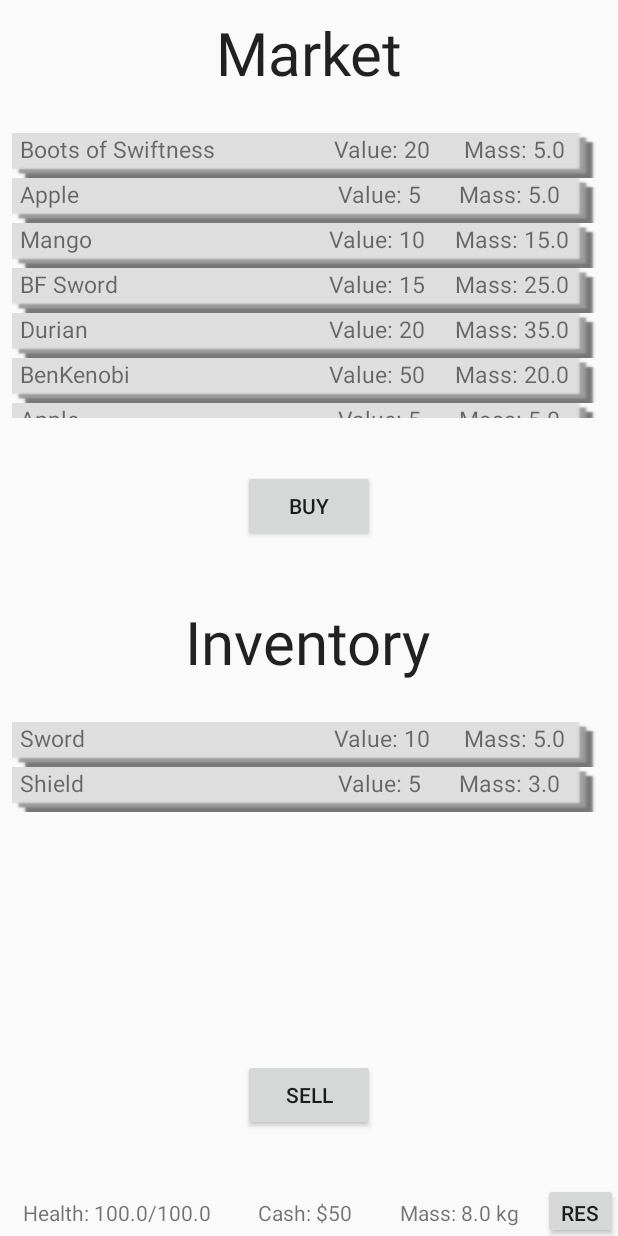
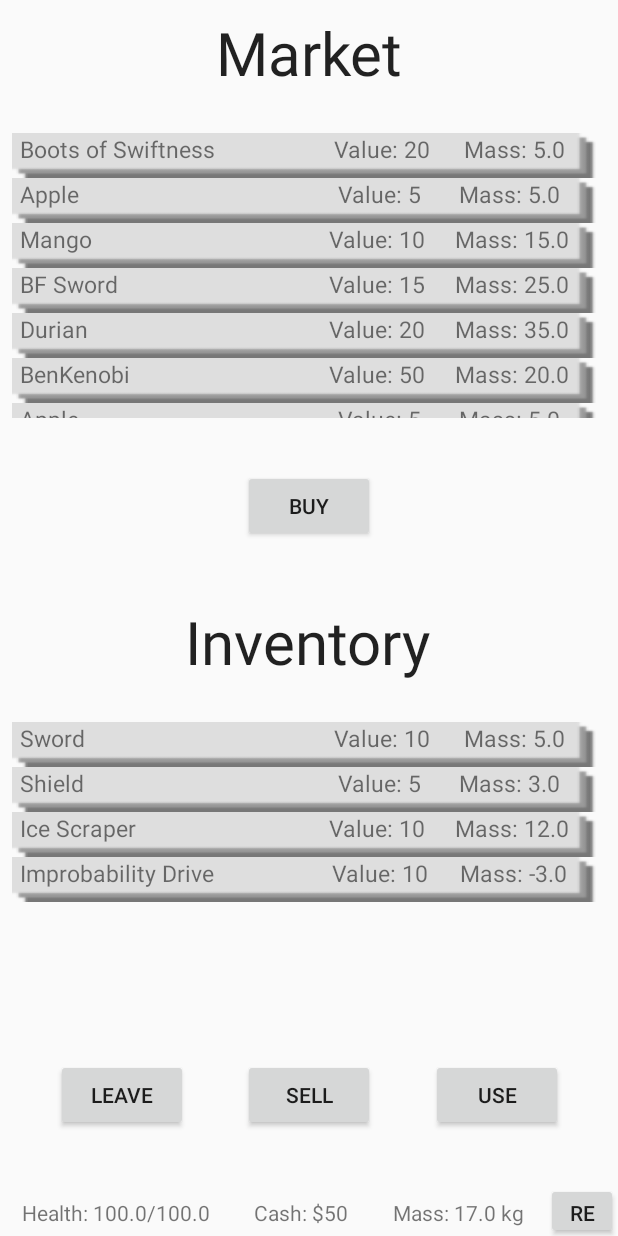
Before and after one commit to Naes0/MADAssignment, an Android app: the BuyListFragment screen opened directly, with no data from a screen before it, on a phone screen of 412 x 824 dp. Run offline under Robolectric (Android 15) with nearby library versions, the phone set to English and light mode, and no system bars.

```diff
--- a/app/src/main/java/com/naes0/madassignment/BuyListFragment.java
+++ b/app/src/main/java/com/naes0/madassignment/BuyListFragment.java
@@ -111,6 +111,10 @@ public class BuyListFragment extends Fragment
 
     public void update()
     {
+        data = GameData.get();
+        player = data.getPlayer();
+        currArea = data.getArea(player.getRow(), player.getCol());
+        itemList = currArea.getitemList();
         adapter.notifyDataSetChanged();
     }
 
--- a/app/src/main/java/com/naes0/madassignment/Equipment.java
+++ b/app/src/main/java/com/naes0/madassignment/Equipment.java
@@ -6,9 +6,10 @@ import android.os.Parcelable;
 public class Equipment extends Item implements Parcelable
 {
     private double mass;
-
+    private boolean usable;
     public Equipment(String desc, int value, int mass)
     {
+        this.usable = false;
         this.mass = mass;
         super.setDesc(desc);
         super.setValue(value);
@@ -16,6 +17,7 @@ public class Equipment extends Item implements Parcelable
 
     protected Equipment(Parcel in)
     {
+        usable = in.
         mass = in.readDouble();
         super.setDesc(in.readString());
         super.setValue(in.readInt());
--- a/app/src/main/java/com/naes0/madassignment/ImprobDrive.java
+++ b/app/src/main/java/com/naes0/madassignment/ImprobDrive.java
@@ -18,6 +18,8 @@ public class ImprobDrive extends Equipment implements Parcelable
     @Override
     public void use()
     {
+        GameData data = GameData.get();
+        data.regenerate();
         //regenerate map and items, player keeps items.
     }
 }
--- a/app/src/main/java/com/naes0/madassignment/MarketActivity.java
+++ b/app/src/main/java/com/naes0/madassignment/MarketActivity.java
@@ -10,12 +10,15 @@ import android.view.View;
 import android.widget.Button;
 import android.widget.FrameLayout;
 
+import java.io.Serializable;
 import java.util.List;
 
 public class MarketActivity extends AppCompatActivity
 {
     private Button buyButton;
     private Button sellButton;
+    private Button leaveButton;
+    private Button useButton;
     private Fragment buyFrameFrag;
     private Fragment sellFrameFrag;
     private Fragment statusBar;
@@ -38,6 +41,8 @@ public class MarketActivity extends AppCompatActivity
 
         buyButton = (Button) findViewById(R.id.buy);
         sellButton = (Button) findViewById(R.id.sell);
+        leaveButton = (Button) findViewById(R.id.leave);
+        useButton = (Button) findViewById(R.id.use);
 
         FragmentManager fm = getSupportFragmentManager();
         buyFrameFrag = fm.findFragmentById(R.id.buyframe);
@@ -102,6 +107,34 @@ public class MarketActivity extends AppCompatActivity
             }
         });
 
+        leaveButton.setOnClickListener(new View.OnClickListener()
+        {
+            @Override
+            public void onClick(View view)
+            {
+                finish();
+            }
+        });
+
+        useButton.setOnClickListener(new View.OnClickListener()
+        {
+            @Override
+            public void onClick(View view)
+            {
+                sellItem = ((SellListFragment) sellFrameFrag).getSelectedEquipment();
+                if(sellItem != null)
+                {
+                    sellItem.use();
+                    player.removeEquipment(sellItem);
+                    ((SellListFragment) sellFrameFrag).update();
+                    ((BuyListFragment) buyFrameFrag).update();
+                    ((SellListFragment) sellFrameFrag).clearSelection();
+                }
+            }
+        });
+
+
+
     }
 
 }
--- a/app/src/main/java/com/naes0/madassignment/NavigationActivity.java
+++ b/app/src/main/java/com/naes0/madassignment/NavigationActivity.java
@@ -166,6 +166,8 @@ public class NavigationActivity extends AppCompatActivity
     {
         player.addEquipment(new Equipment("Sword", 10, 5));
         player.addEquipment(new Equipment("Shield", 5, 3));
+        player.addEquipment(new Equipment("Ice Scraper", 10, 12 ));
+        player.addEquipment(new ImprobDrive("Improbability Drive", 10, (int) -Math.PI));
         player.addCash(50);
         currArea = data.getArea(player.getRow(), player.getCol());
         locationView.setText(player.getPos());
--- a/app/src/main/java/com/naes0/madassignment/SellListFragment.java
+++ b/app/src/main/java/com/naes0/madassignment/SellListFragment.java
@@ -61,6 +61,7 @@ public class SellListFragment extends Fragment
                 public void onClick(View v)
                 {
                     selectedEquipment = equipment;
+                    if (selectedEquipment instanceof ImprobDrive || selectedEquipment instanceof PortableSmellOScope || selectedEquipment instanceof BenKenobi )
                 }
             });
         }
@@ -99,6 +100,9 @@ public class SellListFragment extends Fragment
 
     public void update()
     {
+        data = GameData.get();
+        player = data.getPlayer();
+        equipmentList = player.getEquipmentlist();
         adapter.notifyDataSetChanged();
     }
 
--- a/app/src/main/res/layout/activity_market.xml
+++ b/app/src/main/res/layout/activity_market.xml
@@ -99,6 +99,8 @@
         app:layout_constraintRight_toRightOf="parent">
     </FrameLayout>
 
+
+
     <Button
         android:id="@+id/sell"
         android:layout_width="wrap_content"
@@ -114,4 +116,28 @@
         app:layout_constraintRight_toRightOf="parent"
         app:layout_constraintTop_toBottomOf="@+id/sellframe" />
 
+    <Button
+        android:id="@+id/use"
+        android:layout_width="wrap_content"
+        android:layout_height="wrap_content"
+        android:text="use"
+        app:layout_constraintTop_toBottomOf="@id/sellframe"
+        app:layout_constraintRight_toRightOf="parent"
+        app:layout_constraintLeft_toRightOf="@id/sell"
+        app:layout_constraintBottom_toTopOf="@id/statusbar"
+        tools:layout_editor_absoluteX="268dp"
+        tools:layout_editor_absoluteY="588dp" />
+
+    <Button
+        android:id="@+id/leave"
+        android:layout_width="wrap_content"
+        android:layout_height="wrap_content"
+        android:text="leave"
+        app:layout_constraintTop_toBottomOf="@id/sellframe"
+        app:layout_constraintRight_toLeftOf="@id/sell"
+        app:layout_constraintLeft_toLeftOf="parent"
+        app:layout_constraintBottom_toTopOf="@id/statusbar"
+        tools:layout_editor_absoluteX="54dp"
+        tools:layout_editor_absoluteY="589dp" />
+
 </android.support.constraint.ConstraintLayout>
```
Also changed, not shown: app/src/main/java/com/naes0/madassignment/GameData.java (+38 -11 lines), app/src/main/java/com/naes0/madassignment/Player.java (+13 -0 lines), app/src/main/java/com/naes0/madassignment/WildernessActivity.java (+32 -0 lines), app/src/main/res/layout/activity_wilderness.xml (+24 -0 lines).
